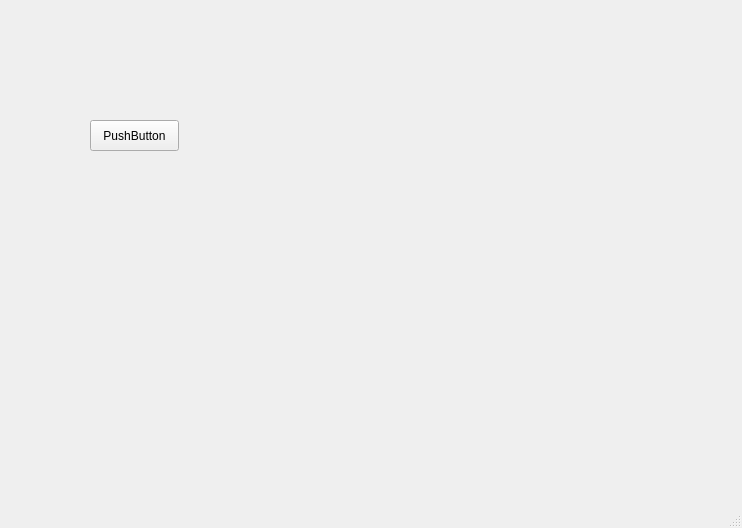
Dcastroe10/Proyecto-1-Datos-II, file Proyecto-1-Datos-II-Daniel-C/client.ui: the form before one commit.
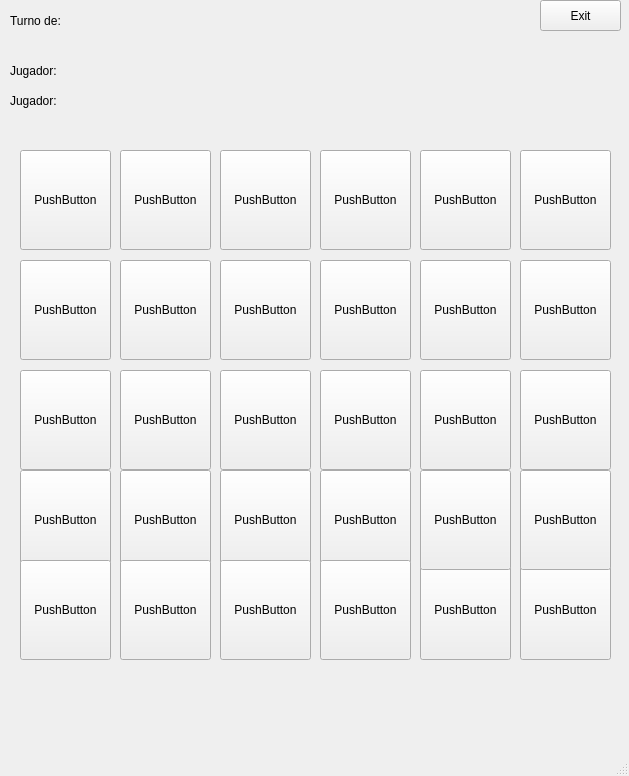
The form after the commit.

```diff
--- a/Proyecto-1-Datos-II-Daniel-C/client.ui
+++ b/Proyecto-1-Datos-II-Daniel-C/client.ui
@@ -6,8 +6,8 @@
    <rect>
     <x>0</x>
     <y>0</y>
-    <width>742</width>
-    <height>528</height>
+    <width>629</width>
+    <height>776</height>
    </rect>
   </property>
   <property name="palette">
@@ -24,16 +24,445 @@
    <widget class="QPushButton" name="Boton_prueba">
     <property name="geometry">
      <rect>
-      <x>90</x>
-      <y>120</y>
-      <width>89</width>
+      <x>20</x>
+      <y>150</y>
+      <width>91</width>
+      <height>100</height>
+     </rect>
+    </property>
+    <property name="text">
+     <string>PushButton</string>
+    </property>
+   </widget>
+   <widget class="QPushButton" name="Boton_prueba_4">
+    <property name="geometry">
+     <rect>
+      <x>120</x>
+      <y>150</y>
+      <width>91</width>
+      <height>100</height>
+     </rect>
+    </property>
+    <property name="text">
+     <string>PushButton</string>
+    </property>
+   </widget>
+   <widget class="QPushButton" name="Boton_prueba_5">
+    <property name="geometry">
+     <rect>
+      <x>220</x>
+      <y>150</y>
+      <width>91</width>
+      <height>100</height>
+     </rect>
+    </property>
+    <property name="text">
+     <string>PushButton</string>
+    </property>
+   </widget>
+   <widget class="QPushButton" name="Boton_prueba_6">
+    <property name="geometry">
+     <rect>
+      <x>320</x>
+      <y>150</y>
+      <width>91</width>
+      <height>100</height>
+     </rect>
+    </property>
+    <property name="text">
+     <string>PushButton</string>
+    </property>
+   </widget>
+   <widget class="QPushButton" name="Boton_prueba_8">
+    <property name="geometry">
+     <rect>
+      <x>220</x>
+      <y>260</y>
+      <width>91</width>
+      <height>100</height>
+     </rect>
+    </property>
+    <property name="text">
+     <string>PushButton</string>
+    </property>
+   </widget>
+   <widget class="QPushButton" name="Boton_prueba_9">
+    <property name="geometry">
+     <rect>
+      <x>20</x>
+      <y>260</y>
+      <width>91</width>
+      <height>100</height>
+     </rect>
+    </property>
+    <property name="text">
+     <string>PushButton</string>
+    </property>
+   </widget>
+   <widget class="QPushButton" name="Boton_prueba_10">
+    <property name="geometry">
+     <rect>
+      <x>120</x>
+      <y>260</y>
+      <width>91</width>
+      <height>100</height>
+     </rect>
+    </property>
+    <property name="text">
+     <string>PushButton</string>
+    </property>
+   </widget>
+   <widget class="QPushButton" name="Boton_prueba_12">
+    <property name="geometry">
+     <rect>
+      <x>320</x>
+      <y>260</y>
+      <width>91</width>
+      <height>100</height>
+     </rect>
+    </property>
+    <property name="text">
+     <string>PushButton</string>
+    </property>
+   </widget>
+   <widget class="QPushButton" name="Boton_prueba_13">
+    <property name="geometry">
+     <rect>
+      <x>20</x>
+      <y>370</y>
+      <width>91</width>
+      <height>100</height>
+     </rect>
+    </property>
+    <property name="text">
+     <string>PushButton</string>
+    </property>
+   </widget>
+   <widget class="QPushButton" name="Boton_prueba_15">
+    <property name="geometry">
+     <rect>
+      <x>320</x>
+      <y>470</y>
+      <width>91</width>
+      <height>100</height>
+     </rect>
+    </property>
+    <property name="text">
+     <string>PushButton</string>
+    </property>
+   </widget>
+   <widget class="QPushButton" name="Boton_prueba_16">
+    <property name="geometry">
+     <rect>
+      <x>220</x>
+      <y>470</y>
+      <width>91</width>
+      <height>100</height>
+     </rect>
+    </property>
+    <property name="text">
+     <string>PushButton</string>
+    </property>
+   </widget>
+   <widget class="QPushButton" name="Boton_prueba_17">
+    <property name="geometry">
+     <rect>
+      <x>220</x>
+      <y>370</y>
+      <width>91</width>
+      <height>100</height>
+     </rect>
+    </property>
+    <property name="text">
+     <string>PushButton</string>
+    </property>
+   </widget>
+   <widget class="QPushButton" name="Boton_prueba_18">
+    <property name="geometry">
+     <rect>
+      <x>120</x>
+      <y>470</y>
+      <width>91</width>
+      <height>100</height>
+     </rect>
+    </property>
+    <property name="text">
+     <string>PushButton</string>
+    </property>
+   </widget>
+   <widget class="QPushButton" name="Boton_prueba_19">
+    <property name="geometry">
+     <rect>
+      <x>120</x>
+      <y>370</y>
+      <width>91</width>
+      <height>100</height>
+     </rect>
+    </property>
+    <property name="text">
+     <string>PushButton</string>
+    </property>
+   </widget>
+   <widget class="QPushButton" name="Boton_prueba_20">
+    <property name="geometry">
+     <rect>
+      <x>320</x>
+      <y>370</y>
+      <width>91</width>
+      <height>100</height>
+     </rect>
+    </property>
+    <property name="text">
+     <string>PushButton</string>
+    </property>
+   </widget>
+   <widget class="QPushButton" name="Boton_prueba_22">
+    <property name="geometry">
+     <rect>
+      <x>20</x>
+      <y>470</y>
+      <width>91</width>
+      <height>100</height>
+     </rect>
+    </property>
+    <property name="text">
+     <string>PushButton</string>
+    </property>
+   </widget>
+   <widget class="QPushButton" name="Boton_prueba_23">
+    <property name="geometry">
+     <rect>
+      <x>120</x>
+      <y>560</y>
+      <width>91</width>
+      <height>100</height>
+     </rect>
+    </property>
+    <property name="text">
+     <string>PushButton</string>
+    </property>
+   </widget>
+   <widget class="QPushButton" name="Boton_prueba_24">
+    <property name="geometry">
+     <rect>
+      <x>320</x>
+      <y>560</y>
+      <width>91</width>
+      <height>100</height>
+     </rect>
+    </property>
+    <property name="text">
+     <string>PushButton</string>
+    </property>
+   </widget>
+   <widget class="QPushButton" name="Boton_prueba_26">
+    <property name="geometry">
+     <rect>
+      <x>20</x>
+      <y>560</y>
+      <width>91</width>
+      <height>100</height>
+     </rect>
+    </property>
+    <property name="text">
+     <string>PushButton</string>
+    </property>
+   </widget>
+   <widget class="QPushButton" name="Boton_prueba_27">
+    <property name="geometry">
+     <rect>
+      <x>220</x>
+      <y>560</y>
+      <width>91</width>
+      <height>100</height>
+     </rect>
+    </property>
+    <property name="text">
+     <string>PushButton</string>
+    </property>
+   </widget>
+   <widget class="QPushButton" name="Boton_prueba_7">
+    <property name="geometry">
+     <rect>
+      <x>420</x>
+      <y>150</y>
+      <width>91</width>
+      <height>100</height>
+     </rect>
+    </property>
+    <property name="text">
+     <string>PushButton</string>
+    </property>
+   </widget>
+   <widget class="QPushButton" name="Boton_prueba_28">
+    <property name="geometry">
+     <rect>
+      <x>420</x>
+      <y>560</y>
+      <width>91</width>
+      <height>100</height>
+     </rect>
+    </property>
+    <property name="text">
+     <string>PushButton</string>
+    </property>
+   </widget>
+   <widget class="QPushButton" name="Boton_prueba_14">
+    <property name="geometry">
+     <rect>
+      <x>420</x>
+      <y>370</y>
+      <width>91</width>
+      <height>100</height>
+     </rect>
+    </property>
+    <property name="text">
+     <string>PushButton</string>
+    </property>
+   </widget>
+   <widget class="QPushButton" name="Boton_prueba_25">
+    <property name="geometry">
+     <rect>
+      <x>420</x>
+      <y>470</y>
+      <width>91</width>
+      <height>100</height>
+     </rect>
+    </property>
+    <property name="text">
+     <string>PushButton</string>
+    </property>
+   </widget>
+   <widget class="QPushButton" name="Boton_prueba_11">
+    <property name="geometry">
+     <rect>
+      <x>420</x>
+      <y>260</y>
+      <width>91</width>
+      <height>100</height>
+     </rect>
+    </property>
+    <property name="text">
+     <string>PushButton</string>
+    </property>
+   </widget>
+   <widget class="QPushButton" name="Boton_prueba_21">
+    <property name="geometry">
+     <rect>
+      <x>540</x>
+      <y>0</y>
+      <width>81</width>
       <height>31</height>
      </rect>
     </property>
     <property name="text">
+     <string>Exit</string>
+    </property>
+   </widget>
+   <widget class="QPushButton" name="Boton_prueba_29">
+    <property name="geometry">
+     <rect>
+      <x>520</x>
+      <y>560</y>
+      <width>91</width>
+      <height>100</height>
+     </rect>
+    </property>
+    <property name="text">
      <string>PushButton</string>
     </property>
    </widget>
+   <widget class="QPushButton" name="Boton_prueba_30">
+    <property name="geometry">
+     <rect>
+      <x>520</x>
+      <y>150</y>
+      <width>91</width>
+      <height>100</height>
+     </rect>
+    </property>
+    <property name="text">
+     <string>PushButton</string>
+    </property>
+   </widget>
+   <widget class="QPushButton" name="Boton_prueba_31">
+    <property name="geometry">
+     <rect>
+      <x>520</x>
+      <y>470</y>
+      <width>91</width>
+      <height>100</height>
+     </rect>
+    </property>
+    <property name="text">
+     <string>PushButton</string>
+    </property>
+   </widget>
+   <widget class="QPushButton" name="Boton_prueba_32">
+    <property name="geometry">
+     <rect>
+      <x>520</x>
+      <y>260</y>
+      <width>91</width>
+      <height>100</height>
+     </rect>
+    </property>
+    <property name="text">
+     <string>PushButton</string>
+    </property>
+   </widget>
+   <widget class="QPushButton" name="Boton_prueba_33">
+    <property name="geometry">
+     <rect>
+      <x>520</x>
+      <y>370</y>
+      <width>91</width>
+      <height>100</height>
+     </rect>
+    </property>
+    <property name="text">
+     <string>PushButton</string>
+    </property>
+   </widget>
+   <widget class="QLabel" name="label">
+    <property name="geometry">
+     <rect>
+      <x>10</x>
+      <y>10</y>
+      <width>71</width>
+      <height>22</height>
+     </rect>
+    </property>
+    <property name="text">
+     <string>Turno de:</string>
+    </property>
+   </widget>
+   <widget class="QLabel" name="label_2">
+    <property name="geometry">
+     <rect>
+      <x>10</x>
+      <y>60</y>
+      <width>63</width>
+      <height>22</height>
+     </rect>
+    </property>
+    <property name="text">
+     <string>Jugador: </string>
+    </property>
+   </widget>
+   <widget class="QLabel" name="label_3">
+    <property name="geometry">
+     <rect>
+      <x>10</x>
+      <y>90</y>
+      <width>63</width>
+      <height>22</height>
+     </rect>
+    </property>
+    <property name="text">
+     <string>Jugador: </string>
+    </property>
+   </widget>
   </widget>
   <widget class="QMenuBar" name="menubar">
    <property name="geometry">
```
Left out of the diff: 4 changed lines with no effect on the pictures.
